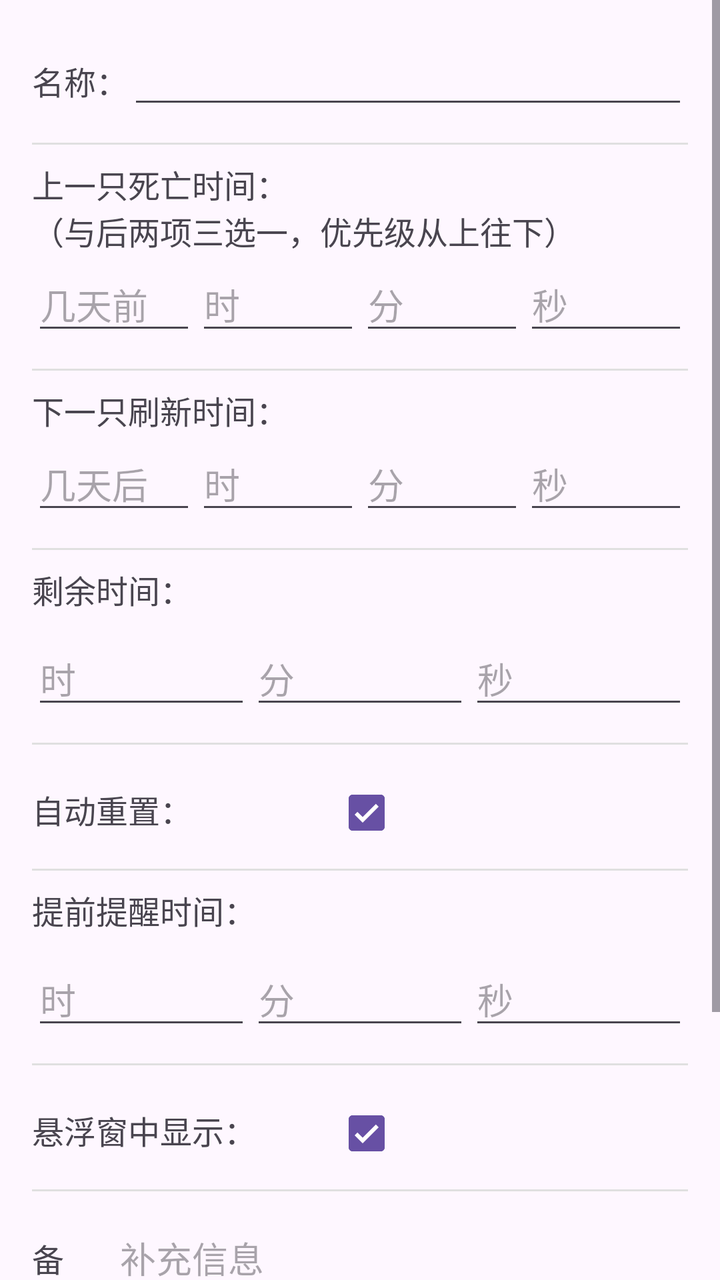
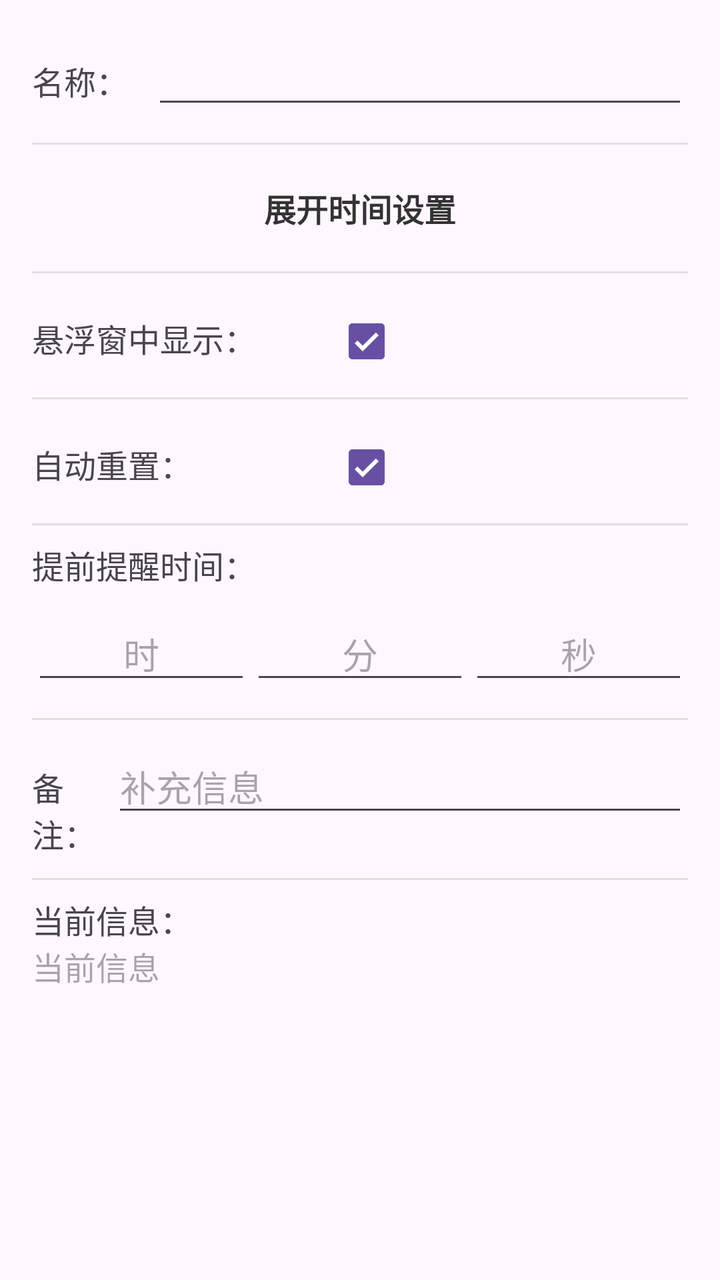

Two renders of the same Android screen: before a commit and after it. Below are the layout's source before the change and the commit's diff.
<!-- AndroidManifest.xml: application theme Theme.Boss -->
<!-- res/layout/edit_information.xml -->
<?xml version="1.0" encoding="utf-8"?>
<ScrollView xmlns:android="http://schemas.android.com/apk/res/android"
    android:layout_width="match_parent"
    android:layout_height="match_parent"
    android:fillViewport="true">

    <LinearLayout
        android:layout_width="match_parent"
        android:layout_height="wrap_content"
        android:orientation="vertical"
        android:padding="16dp">

        
        <LinearLayout
            android:layout_width="match_parent"
            android:layout_height="wrap_content"
            android:orientation="horizontal"
            android:layout_marginTop="2dp">

            <TextView
                android:layout_width="48dp"
                android:layout_height="wrap_content"
                android:text="@string/edit_name_label"
                android:textSize="16sp" />
            <EditText
                android:id="@+id/edit_name"
                android:layout_width="match_parent"
                android:layout_height="wrap_content"
                android:inputType="text"
                android:layout_marginBottom="8dp"/>
        </LinearLayout>

        
        <View
            android:layout_width="match_parent"
            android:layout_height="1dp"
            android:background="#E0E0E0"
            android:layout_marginTop="4dp"
            android:layout_marginBottom="8dp" />

        
        <TextView
            android:layout_width="match_parent"
            android:layout_height="wrap_content"
            android:text="@string/edit_killed_time_label"
            android:textSize="16sp"/>

        <LinearLayout
            android:layout_width="match_parent"
            android:layout_height="wrap_content"
            android:orientation="horizontal"
            android:layout_marginTop="2dp">

            <EditText
                android:id="@+id/edit_killed_day"
                android:layout_weight="1"
                android:layout_width="0dp"
                android:layout_height="wrap_content"
                android:inputType="number"
                android:layout_marginBottom="8dp"
                android:hint="@string/edit_killed_days_hint"/>

            <EditText
                android:id="@+id/edit_killed_hour"
                android:layout_weight="1"
                android:layout_width="0dp"
                android:layout_height="wrap_content"
                android:inputType="number"
                android:layout_marginBottom="8dp"
                android:hint="@string/input_hour_hint"/>

            <EditText
                android:id="@+id/edit_killed_minute"
                android:layout_weight="1"
                android:layout_width="0dp"
                android:layout_height="wrap_content"
                android:inputType="number"
                android:layout_marginBottom="8dp"
                android:hint="@string/input_minute_hint"/>

            <EditText
                android:id="@+id/edit_killed_second"
                android:layout_weight="1"
                android:layout_width="0dp"
                android:layout_height="wrap_content"
                android:inputType="number"
                android:layout_marginBottom="8dp"
                android:hint="@string/input_second_hint"/>
        </LinearLayout>

        
        <View
            android:layout_width="match_parent"
            android:layout_height="1dp"
            android:background="#E0E0E0"
            android:layout_marginTop="4dp"
            android:layout_marginBottom="8dp" />

        
        <TextView
            android:layout_width="match_parent"
            android:layout_height="wrap_content"
            android:text="@string/edit_next_spawn_label"
            android:textSize="16sp"/>

        <LinearLayout
            android:layout_width="match_parent"
            android:layout_height="wrap_content"
            android:orientation="horizontal"
            android:layout_marginTop="2dp">

            <EditText
                android:id="@+id/edit_need_day"
                android:layout_weight="1"
                android:layout_width="0dp"
                android:layout_height="wrap_content"
                android:inputType="number"
                android:layout_marginBottom="8dp"
                android:hint="@string/edit_next_days_hint"/>

            <EditText
                android:id="@+id/edit_need_hour"
                android:layout_weight="1"
                android:layout_width="0dp"
                android:layout_height="wrap_content"
                android:inputType="number"
                android:layout_marginBottom="8dp"
                android:hint="@string/input_hour_hint"/>

            <EditText
                android:id="@+id/edit_need_minute"
                android:layout_weight="1"
                android:layout_width="0dp"
                android:layout_height="wrap_content"
                android:inputType="number"
                android:layout_marginBottom="8dp"
                android:hint="@string/input_minute_hint"/>

            <EditText
                android:id="@+id/edit_need_second"
                android:layout_weight="1"
                android:layout_width="0dp"
                android:layout_height="wrap_content"
                android:inputType="number"
                android:layout_marginBottom="8dp"
                android:hint="@string/input_second_hint"/>
        </LinearLayout>

        
        <View
            android:layout_width="match_parent"
            android:layout_height="1dp"
            android:background="#E0E0E0"
            android:layout_marginTop="4dp"
            android:layout_marginBottom="8dp" />

        
        <TextView
            android:layout_width="379dp"
            android:layout_height="31dp"
            android:text="@string/edit_remaining_label"
            android:textSize="16sp" />

        <LinearLayout
            android:layout_width="match_parent"
            android:layout_height="wrap_content"
            android:orientation="horizontal"
            android:layout_marginTop="2dp">

            <EditText
                android:id="@+id/edit_spawn_hour"
                android:layout_weight="1"
                android:layout_width="0dp"
                android:layout_height="wrap_content"
                android:inputType="number"
                android:layout_marginBottom="8dp"
                android:hint="@string/input_hour_hint"/>

            <EditText
                android:id="@+id/edit_spawn_minute"
                android:layout_weight="1"
                android:layout_width="0dp"
                android:layout_height="wrap_content"
                android:inputType="number"
                android:layout_marginBottom="8dp"
                android:hint="@string/input_minute_hint"/>

            <EditText
                android:id="@+id/edit_spawn_second"
                android:layout_weight="1"
                android:layout_width="0dp"
                android:layout_height="wrap_content"
                android:inputType="number"
                android:layout_marginBottom="8dp"
                android:hint="@string/input_second_hint"/>
        </LinearLayout>

        
        <View
            android:layout_width="match_parent"
            android:layout_height="1dp"
            android:background="#E0E0E0"
            android:layout_marginTop="4dp"
            android:layout_marginBottom="8dp" />

        
        <LinearLayout
            android:layout_width="match_parent"
            android:layout_height="wrap_content"
            android:orientation="horizontal"
            android:layout_marginTop="2dp">

            <TextView
                android:layout_width="140dp"
                android:layout_height="27dp"
                android:text="@string/edit_auto_reset_label"
                android:textSize="16sp" />

            <CheckBox
                android:id="@+id/chk_auto_reset"
                android:layout_width="55dp"
                android:layout_height="wrap_content"
                android:checked="true" />
        </LinearLayout>

        
        <View
            android:layout_width="match_parent"
            android:layout_height="1dp"
            android:background="#E0E0E0"
            android:layout_marginTop="4dp"
            android:layout_marginBottom="8dp" />

        
        <TextView
            android:layout_width="379dp"
            android:layout_height="31dp"
            android:text="@string/edit_notify_ahead_label"
            android:textSize="16sp" />

        <LinearLayout
            android:layout_width="match_parent"
            android:layout_height="wrap_content"
            android:orientation="horizontal"
            android:layout_marginTop="2dp">

            <EditText
                android:id="@+id/edit_notify_hour"
                android:layout_weight="1"
                android:layout_width="0dp"
                android:layout_height="wrap_content"
                android:inputType="number"
                android:layout_marginBottom="8dp"
                android:hint="@string/input_hour_hint"/>

            <EditText
                android:id="@+id/edit_notify_minute"
                android:layout_weight="1"
                android:layout_width="0dp"
                android:layout_height="wrap_content"
                android:inputType="number"
                android:layout_marginBottom="8dp"
                android:hint="@string/input_minute_hint"/>

            <EditText
                android:id="@+id/edit_notify_second"
                android:layout_weight="1"
                android:layout_width="0dp"
                android:layout_height="wrap_content"
                android:inputType="number"
                android:layout_marginBottom="8dp"
                android:hint="@string/input_second_hint"/>
        </LinearLayout>

        
        <View
            android:layout_width="match_parent"
            android:layout_height="1dp"
            android:background="#E0E0E0"
            android:layout_marginTop="4dp"
            android:layout_marginBottom="8dp" />

        
        <LinearLayout
            android:layout_width="match_parent"
            android:layout_height="wrap_content"
            android:orientation="horizontal"
            android:layout_marginTop="2dp">

            <TextView
                android:layout_width="140dp"
                android:layout_height="28dp"
                android:text="@string/edit_show_in_float_label"
                android:textSize="16sp" />

            <CheckBox
                android:id="@+id/chk_show_in_float"
                android:layout_width="55dp"
                android:layout_height="wrap_content"
                android:checked="true" />
        </LinearLayout>

        
        <View
            android:layout_width="match_parent"
            android:layout_height="1dp"
            android:background="#E0E0E0"
            android:layout_marginTop="4dp"
            android:layout_marginBottom="8dp" />

        
        <LinearLayout
            android:layout_width="match_parent"
            android:layout_height="wrap_content"
            android:orientation="horizontal"
            android:layout_marginTop="2dp">
            <TextView
                android:layout_width="40dp"
                android:layout_height="wrap_content"
                android:text="@string/edit_extra_label"
                android:textSize="16sp"/>
            <EditText
                android:id="@+id/edit_extra"
                android:layout_width="match_parent"
                android:layout_height="wrap_content"
                android:inputType="textMultiLine"
                android:hint="@string/edit_extra_hint"
                android:layout_marginBottom="8dp"/>
        </LinearLayout>

        
        <View
            android:layout_width="match_parent"
            android:layout_height="1dp"
            android:background="#E0E0E0"
            android:layout_marginTop="4dp"
            android:layout_marginBottom="8dp" />

        
        <TextView
            android:layout_width="match_parent"
            android:layout_height="wrap_content"
            android:text="@string/edit_current_info_label"
            android:textSize="16sp"/>

        <TextView
            android:id="@+id/current_info"
            android:layout_width="match_parent"
            android:layout_height="wrap_content"
            android:minHeight="100dp"
            android:hint="@string/edit_current_info_hint"
            android:textSize="16sp"
            android:scrollbars="vertical"
            android:fadeScrollbars="true"
            android:scrollHorizontally="false"/>

    </LinearLayout>
</ScrollView>
<!-- resources referenced by this layout -->
<resources>
  <string name="edit_auto_reset_label">自动重置：</string>
  <string name="edit_current_info_hint">当前信息</string>
  <string name="edit_current_info_label">当前信息：</string>
  <string name="edit_extra_hint">补充信息</string>
  <string name="edit_extra_label">备注：</string>
  <string name="edit_killed_days_hint">几天前</string>
  <string name="edit_killed_time_label">上一只死亡时间：\n（与后两项三选一，优先级从上往下）</string>
  <string name="edit_name_label">名称：</string>
  <string name="edit_next_days_hint">几天后</string>
  <string name="edit_next_spawn_label">下一只刷新时间：</string>
  <string name="edit_notify_ahead_label">提前提醒时间：</string>
  <string name="edit_remaining_label">剩余时间：</string>
  <string name="edit_show_in_float_label">悬浮窗中显示：</string>
  <string name="input_hour_hint">时</string>
  <string name="input_minute_hint">分</string>
  <string name="input_second_hint">秒</string>
  <style name="Theme.Boss" parent="Base.Theme.Boss" />
  <style name="Base.Theme.Boss" parent="Theme.Material3.DayNight.NoActionBar">
          
          
      </style>
</resources>

<!-- the commit's change to res/layout/edit_information.xml (unified diff, before → after) -->
@@ -18,7 +18,7 @@
             android:layout_marginTop="2dp">
 
             <TextView
-                android:layout_width="48dp"
+                android:layout_width="60dp"
                 android:layout_height="wrap_content"
                 android:text="@string/edit_name_label"
                 android:textSize="16sp" />
@@ -40,182 +40,231 @@
 
         
         <TextView
-            android:layout_width="match_parent"
-            android:layout_height="wrap_content"
-            android:text="@string/edit_killed_time_label"
-            android:textSize="16sp"/>
-
+            android:id="@+id/advanced_toggle"
+            android:layout_width="match_parent"
+            android:layout_height="wrap_content"
+            android:text="@string/advanced_time_title"
+            android:textSize="16sp"
+            android:textStyle="bold"
+            android:textColor="#333333"
+            android:gravity="center"
+            android:padding="12dp"
+            android:clickable="true"
+            android:focusable="true"
+            android:background="?attr/selectableItemBackground" />
+
+        
+        <LinearLayout
+            android:id="@+id/advanced_content"
+            android:layout_width="match_parent"
+            android:layout_height="wrap_content"
+            android:orientation="vertical"
+            android:visibility="gone">
+
+            
+            <TextView
+                android:layout_width="match_parent"
+                android:layout_height="wrap_content"
+                android:text="@string/edit_killed_time_label"
+                android:textSize="16sp"
+                android:layout_marginTop="8dp"/>
+
+            <LinearLayout
+                android:layout_width="match_parent"
+                android:layout_height="wrap_content"
+                android:orientation="horizontal"
+                android:layout_marginTop="2dp">
+                <EditText
+                    android:id="@+id/edit_killed_day"
+                    android:layout_weight="1"
+                    android:layout_width="0dp"
+                    android:layout_height="wrap_content"
+                    android:inputType="number"
+                    android:layout_marginBottom="8dp"
+                    android:hint="@string/edit_killed_days_hint"/>
+                <EditText
+                    android:id="@+id/edit_killed_hour"
+                    android:layout_weight="1"
+                    android:layout_width="0dp"
+                    android:layout_height="wrap_content"
+                    android:inputType="number"
+                    android:layout_marginBottom="8dp"
+                    android:gravity="center"
+                    android:hint="@string/input_hour_hint"/>
+                <EditText
+                    android:id="@+id/edit_killed_minute"
+                    android:layout_weight="1"
+                    android:layout_width="0dp"
+                    android:layout_height="wrap_content"
+                    android:inputType="number"
+                    android:layout_marginBottom="8dp"
+                    android:gravity="center"
+                    android:hint="@string/input_minute_hint"/>
+                <EditText
+                    android:id="@+id/edit_killed_second"
+                    android:layout_weight="1"
+                    android:layout_width="0dp"
+                    android:layout_height="wrap_content"
+                    android:inputType="number"
+                    android:layout_marginBottom="8dp"
+                    android:gravity="center"
+                    android:hint="@string/input_second_hint"/>
+            </LinearLayout>
+
+            
+            <View
+                android:layout_width="match_parent"
+                android:layout_height="1dp"
+                android:background="#E0E0E0"
+                android:layout_marginTop="4dp"
+                android:layout_marginBottom="8dp" />
+
+            
+            <TextView
+                android:layout_width="match_parent"
+                android:layout_height="wrap_content"
+                android:text="@string/edit_next_spawn_label"
+                android:textSize="16sp"/>
+
+            <LinearLayout
+                android:layout_width="match_parent"
+                android:layout_height="wrap_content"
+                android:orientation="horizontal"
+                android:layout_marginTop="2dp">
+                <EditText
+                    android:id="@+id/edit_need_day"
+                    android:layout_weight="1"
+                    android:layout_width="0dp"
+                    android:layout_height="wrap_content"
+                    android:inputType="number"
+                    android:layout_marginBottom="8dp"
+                    android:gravity="center"
+                    android:hint="@string/edit_next_days_hint"/>
+                <EditText
+                    android:id="@+id/edit_need_hour"
+                    android:layout_weight="1"
+                    android:layout_width="0dp"
+                    android:layout_height="wrap_content"
+                    android:inputType="number"
+                    android:layout_marginBottom="8dp"
+                    android:gravity="center"
+                    android:hint="@string/input_hour_hint"/>
+                <EditText
+                    android:id="@+id/edit_need_minute"
+                    android:layout_weight="1"
+                    android:layout_width="0dp"
+                    android:layout_height="wrap_content"
+                    android:inputType="number"
+                    android:layout_marginBottom="8dp"
+                    android:gravity="center"
+                    android:hint="@string/input_minute_hint"/>
+                <EditText
+                    android:id="@+id/edit_need_second"
+                    android:layout_weight="1"
+                    android:layout_width="0dp"
+                    android:layout_height="wrap_content"
+                    android:inputType="number"
+                    android:layout_marginBottom="8dp"
+                    android:gravity="center"
+                    android:hint="@string/input_second_hint"/>
+            </LinearLayout>
+
+            
+            <View
+                android:layout_width="match_parent"
+                android:layout_height="1dp"
+                android:background="#E0E0E0"
+                android:layout_marginTop="4dp"
+                android:layout_marginBottom="8dp" />
+
+            
+            <TextView
+                android:layout_width="379dp"
+                android:layout_height="31dp"
+                android:text="@string/edit_remaining_label"
+                android:textSize="16sp" />
+
+            <LinearLayout
+                android:layout_width="match_parent"
+                android:layout_height="wrap_content"
+                android:orientation="horizontal"
+                android:layout_marginTop="2dp">
+                <EditText
+                    android:id="@+id/edit_spawn_hour"
+                    android:layout_weight="1"
+                    android:layout_width="0dp"
+                    android:layout_height="wrap_content"
+                    android:inputType="number"
+                    android:layout_marginBottom="8dp"
+                    android:gravity="center"
+                    android:hint="@string/input_hour_hint"/>
+                <EditText
+                    android:id="@+id/edit_spawn_minute"
+                    android:layout_weight="1"
+                    android:layout_width="0dp"
+                    android:layout_height="wrap_content"
+                    android:inputType="number"
+                    android:layout_marginBottom="8dp"
+                    android:gravity="center"
+                    android:hint="@string/input_minute_hint"/>
+                <EditText
+                    android:id="@+id/edit_spawn_second"
+                    android:layout_weight="1"
+                    android:layout_width="0dp"
+                    android:layout_height="wrap_content"
+                    android:inputType="number"
+                    android:layout_marginBottom="8dp"
+                    android:gravity="center"
+                    android:hint="@string/input_second_hint"/>
+            </LinearLayout>
+
+        </LinearLayout> 
+
+        
+        <View
+            android:layout_width="match_parent"
+            android:layout_height="1dp"
+            android:background="#E0E0E0"
+            android:layout_marginTop="8dp"
+            android:layout_marginBottom="8dp" />
+
+        
         <LinearLayout
             android:layout_width="match_parent"
             android:layout_height="wrap_content"
             android:orientation="horizontal"
             android:layout_marginTop="2dp">
-
-            <EditText
-                android:id="@+id/edit_killed_day"
-                android:layout_weight="1"
-                android:layout_width="0dp"
-                android:layout_height="wrap_content"
-                android:inputType="number"
-                android:layout_marginBottom="8dp"
-                android:hint="@string/edit_killed_days_hint"/>
-
-            <EditText
-                android:id="@+id/edit_killed_hour"
-                android:layout_weight="1"
-                android:layout_width="0dp"
-                android:layout_height="wrap_content"
-                android:inputType="number"
-                android:layout_marginBottom="8dp"
-                android:hint="@string/input_hour_hint"/>
-
-            <EditText
-                android:id="@+id/edit_killed_minute"
-                android:layout_weight="1"
-                android:layout_width="0dp"
-                android:layout_height="wrap_content"
-                android:inputType="number"
-                android:layout_marginBottom="8dp"
-                android:hint="@string/input_minute_hint"/>
-
-            <EditText
-                android:id="@+id/edit_killed_second"
-                android:layout_weight="1"
-                android:layout_width="0dp"
-                android:layout_height="wrap_content"
-                android:inputType="number"
-                android:layout_marginBottom="8dp"
-                android:hint="@string/input_second_hint"/>
-        </LinearLayout>
-
-        
-        <View
-            android:layout_width="match_parent"
-            android:layout_height="1dp"
-            android:background="#E0E0E0"
-            android:layout_marginTop="4dp"
-            android:layout_marginBottom="8dp" />
-
-        
-        <TextView
-            android:layout_width="match_parent"
-            android:layout_height="wrap_content"
-            android:text="@string/edit_next_spawn_label"
-            android:textSize="16sp"/>
-
+            <TextView
+                android:layout_width="140dp"
+                android:layout_height="28dp"
+                android:text="@string/edit_show_in_float_label"
+                android:textSize="16sp" />
+            <CheckBox
+                android:id="@+id/chk_show_in_float"
+                android:layout_width="55dp"
+                android:layout_height="wrap_content"
+                android:checked="true" />
+        </LinearLayout>
+
+        
+        <View
+            android:layout_width="match_parent"
+            android:layout_height="1dp"
+            android:background="#E0E0E0"
+            android:layout_marginTop="4dp"
+            android:layout_marginBottom="8dp" />
+
+        
         <LinearLayout
             android:layout_width="match_parent"
             android:layout_height="wrap_content"
             android:orientation="horizontal"
             android:layout_marginTop="2dp">
-
-            <EditText
-                android:id="@+id/edit_need_day"
-                android:layout_weight="1"
-                android:layout_width="0dp"
-                android:layout_height="wrap_content"
-                android:inputType="number"
-                android:layout_marginBottom="8dp"
-                android:hint="@string/edit_next_days_hint"/>
-
-            <EditText
-                android:id="@+id/edit_need_hour"
-                android:layout_weight="1"
-                android:layout_width="0dp"
-                android:layout_height="wrap_content"
-                android:inputType="number"
-                android:layout_marginBottom="8dp"
-                android:hint="@string/input_hour_hint"/>
-
-            <EditText
-                android:id="@+id/edit_need_minute"
-                android:layout_weight="1"
-                android:layout_width="0dp"
-                android:layout_height="wrap_content"
-                android:inputType="number"
-                android:layout_marginBottom="8dp"
-                android:hint="@string/input_minute_hint"/>
-
-            <EditText
-                android:id="@+id/edit_need_second"
-                android:layout_weight="1"
-                android:layout_width="0dp"
-                android:layout_height="wrap_content"
-                android:inputType="number"
-                android:layout_marginBottom="8dp"
-                android:hint="@string/input_second_hint"/>
-        </LinearLayout>
-
-        
-        <View
-            android:layout_width="match_parent"
-            android:layout_height="1dp"
-            android:background="#E0E0E0"
-            android:layout_marginTop="4dp"
-            android:layout_marginBottom="8dp" />
-
-        
-        <TextView
-            android:layout_width="379dp"
-            android:layout_height="31dp"
-            android:text="@string/edit_remaining_label"
-            android:textSize="16sp" />
-
-        <LinearLayout
-            android:layout_width="match_parent"
-            android:layout_height="wrap_content"
-            android:orientation="horizontal"
-            android:layout_marginTop="2dp">
-
-            <EditText
-                android:id="@+id/edit_spawn_hour"
-                android:layout_weight="1"
-                android:layout_width="0dp"
-                android:layout_height="wrap_content"
-                android:inputType="number"
-                android:layout_marginBottom="8dp"
-                android:hint="@string/input_hour_hint"/>
-
-            <EditText
-                android:id="@+id/edit_spawn_minute"
-                android:layout_weight="1"
-                android:layout_width="0dp"
-                android:layout_height="wrap_content"
-                android:inputType="number"
-                android:layout_marginBottom="8dp"
-                android:hint="@string/input_minute_hint"/>
-
-            <EditText
-                android:id="@+id/edit_spawn_second"
-                android:layout_weight="1"
-                android:layout_width="0dp"
-                android:layout_height="wrap_content"
-                android:inputType="number"
-                android:layout_marginBottom="8dp"
-                android:hint="@string/input_second_hint"/>
-        </LinearLayout>
-
-        
-        <View
-            android:layout_width="match_parent"
-            android:layout_height="1dp"
-            android:background="#E0E0E0"
-            android:layout_marginTop="4dp"
-            android:layout_marginBottom="8dp" />
-
-        
-        <LinearLayout
-            android:layout_width="match_parent"
-            android:layout_height="wrap_content"
-            android:orientation="horizontal"
-            android:layout_marginTop="2dp">
-
             <TextView
                 android:layout_width="140dp"
                 android:layout_height="27dp"
                 android:text="@string/edit_auto_reset_label"
                 android:textSize="16sp" />
-
             <CheckBox
                 android:id="@+id/chk_auto_reset"
                 android:layout_width="55dp"
@@ -243,7 +292,6 @@
             android:layout_height="wrap_content"
             android:orientation="horizontal"
             android:layout_marginTop="2dp">
-
             <EditText
                 android:id="@+id/edit_notify_hour"
                 android:layout_weight="1"
@@ -251,8 +299,8 @@
                 android:layout_height="wrap_content"
                 android:inputType="number"
                 android:layout_marginBottom="8dp"
+                android:gravity="center"
                 android:hint="@string/input_hour_hint"/>
-
             <EditText
                 android:id="@+id/edit_notify_minute"
                 android:layout_weight="1"
@@ -260,8 +308,8 @@
                 android:layout_height="wrap_content"
                 android:inputType="number"
                 android:layout_marginBottom="8dp"
+                android:gravity="center"
                 android:hint="@string/input_minute_hint"/>
-
             <EditText
                 android:id="@+id/edit_notify_second"
                 android:layout_weight="1"
@@ -269,6 +317,7 @@
                 android:layout_height="wrap_content"
                 android:inputType="number"
                 android:layout_marginBottom="8dp"
+                android:gravity="center"
                 android:hint="@string/input_second_hint"/>
         </LinearLayout>
 
@@ -280,52 +329,27 @@
             android:layout_marginTop="4dp"
             android:layout_marginBottom="8dp" />
 
-        
-        <LinearLayout
-            android:layout_width="match_parent"
-            android:layout_height="wrap_content"
-            android:orientation="horizontal"
-            android:layout_marginTop="2dp">
-
-            <TextView
-                android:layout_width="140dp"
-                android:layout_height="28dp"
-                android:text="@string/edit_show_in_float_label"
-                android:textSize="16sp" />
-
-            <CheckBox
-                android:id="@+id/chk_show_in_float"
-                android:layout_width="55dp"
-                android:layout_height="wrap_content"
-                android:checked="true" />
-        </LinearLayout>
-
-        
-        <View
-            android:layout_width="match_parent"
-            android:layout_height="1dp"
-            android:background="#E0E0E0"
-            android:layout_marginTop="4dp"
-            android:layout_marginBottom="8dp" />
-
-        
-        <LinearLayout
-            android:layout_width="match_parent"
-            android:layout_height="wrap_content"
-            android:orientation="horizontal"
-            android:layout_marginTop="2dp">
+
+        
+        <LinearLayout
+            android:layout_width="match_parent"
+            android:layout_height="65dp"
+            android:layout_marginTop="2dp"
+            android:orientation="horizontal">
+
             <TextView
                 android:layout_width="40dp"
                 android:layout_height="wrap_content"
                 android:text="@string/edit_extra_label"
-                android:textSize="16sp"/>
+                android:textSize="16sp" />
+
             <EditText
                 android:id="@+id/edit_extra"
                 android:layout_width="match_parent"
                 android:layout_height="wrap_content"
-                android:inputType="textMultiLine"
+                android:layout_marginBottom="8dp"
                 android:hint="@string/edit_extra_hint"
-                android:layout_marginBottom="8dp"/>
+                android:inputType="textMultiLine" />
         </LinearLayout>
 
         
<!-- resource entries referenced after the edit -->
@@ -1,12 +1,13 @@
 <!-- resources referenced by this layout -->
 <resources>
+  <string name="advanced_time_title">展开时间设置</string>
   <string name="edit_auto_reset_label">自动重置：</string>
   <string name="edit_current_info_hint">当前信息</string>
   <string name="edit_current_info_label">当前信息：</string>
   <string name="edit_extra_hint">补充信息</string>
   <string name="edit_extra_label">备注：</string>
   <string name="edit_killed_days_hint">几天前</string>
-  <string name="edit_killed_time_label">上一只死亡时间：\n（与后两项三选一，优先级从上往下）</string>
+  <string name="edit_killed_time_label">上一只死亡时间：\n（优先级从上往下）</string>
   <string name="edit_name_label">名称：</string>
   <string name="edit_next_days_hint">几天后</string>
   <string name="edit_next_spawn_label">下一只刷新时间：</string>
